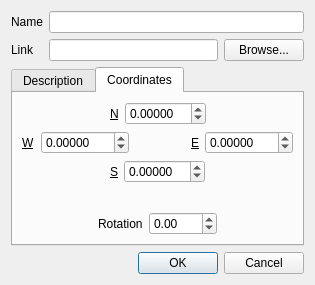
Above: src/plugins/render/annotate/EditGroundOverlayDialog.ui from calincru/marble before the change. Below: the same form after it.
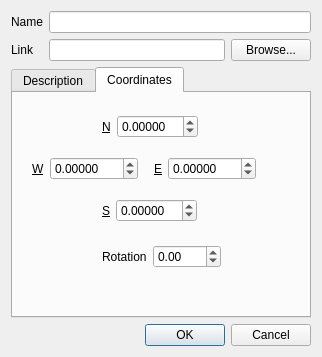
That is the form after the change.

Commit message: Fix dialog ui for ground overlays

What changed in the file:
```diff
--- a/src/plugins/render/annotate/EditGroundOverlayDialog.ui
+++ b/src/plugins/render/annotate/EditGroundOverlayDialog.ui
@@ -6,14 +6,14 @@
    <rect>
     <x>0</x>
     <y>0</y>
-    <width>315</width>
-    <height>285</height>
+    <width>309</width>
+    <height>357</height>
    </rect>
   </property>
   <property name="windowTitle">
    <string>Dialog</string>
   </property>
-  <layout class="QVBoxLayout" name="verticalLayout">
+  <layout class="QVBoxLayout" name="verticalLayout_2">
    <item>
     <layout class="QGridLayout" name="gridLayout">
      <item row="0" column="0">
@@ -67,9 +67,23 @@
       <attribute name="title">
        <string>Coordinates</string>
       </attribute>
-      <layout class="QHBoxLayout" name="horizontalLayout_7">
+      <layout class="QVBoxLayout" name="verticalLayout">
        <item>
-        <layout class="QVBoxLayout" name="verticalLayout_3">
+        <spacer name="verticalSpacer_2">
+         <property name="orientation">
+          <enum>Qt::Vertical</enum>
+         </property>
+         <property name="sizeType">
+          <enum>QSizePolicy::Fixed</enum>
+         </property>
+         <property name="sizeHint" stdset="0">
+          <size>
+           <width>278</width>
+           <height>13</height>
+          </size>
+         </property>
+        </spacer>
+       </item>
          <item>
           <layout class="QHBoxLayout" name="horizontalLayout">
            <item>
@@ -77,9 +91,12 @@
              <property name="orientation">
               <enum>Qt::Horizontal</enum>
              </property>
+           <property name="sizeType">
+            <enum>QSizePolicy::Fixed</enum>
+           </property>
              <property name="sizeHint" stdset="0">
               <size>
-               <width>40</width>
+             <width>80</width>
                <height>20</height>
               </size>
              </property>
@@ -87,6 +104,18 @@
            </item>
            <item>
             <widget class="QLabel" name="m_northLabel">
+           <property name="sizePolicy">
+            <sizepolicy hsizetype="Fixed" vsizetype="Fixed">
+             <horstretch>0</horstretch>
+             <verstretch>0</verstretch>
+            </sizepolicy>
+           </property>
+           <property name="maximumSize">
+            <size>
+             <width>9</width>
+             <height>15</height>
+            </size>
+           </property>
              <property name="font">
               <font>
                <underline>true</underline>
@@ -99,6 +128,18 @@
            </item>
            <item>
             <widget class="QDoubleSpinBox" name="m_north">
+           <property name="sizePolicy">
+            <sizepolicy hsizetype="Fixed" vsizetype="Fixed">
+             <horstretch>0</horstretch>
+             <verstretch>0</verstretch>
+            </sizepolicy>
+           </property>
+           <property name="maximumSize">
+            <size>
+             <width>92</width>
+             <height>23</height>
+            </size>
+           </property>
              <property name="decimals">
               <number>5</number>
              </property>
@@ -117,7 +158,7 @@
              </property>
              <property name="sizeHint" stdset="0">
               <size>
-               <width>40</width>
+             <width>88</width>
                <height>20</height>
               </size>
              </property>
@@ -125,12 +166,56 @@
            </item>
           </layout>
          </item>
+       <item>
+        <spacer name="verticalSpacer_4">
+         <property name="orientation">
+          <enum>Qt::Vertical</enum>
+         </property>
+         <property name="sizeType">
+          <enum>QSizePolicy::Fixed</enum>
+         </property>
+         <property name="sizeHint" stdset="0">
+          <size>
+           <width>278</width>
+           <height>13</height>
+          </size>
+         </property>
+        </spacer>
+       </item>
          <item>
           <layout class="QHBoxLayout" name="horizontalLayout_2">
+         <item>
+          <spacer name="horizontalSpacer_8">
+           <property name="orientation">
+            <enum>Qt::Horizontal</enum>
+           </property>
+           <property name="sizeType">
+            <enum>QSizePolicy::Fixed</enum>
+           </property>
+           <property name="sizeHint" stdset="0">
+            <size>
+             <width>10</width>
+             <height>20</height>
+            </size>
+           </property>
+          </spacer>
+         </item>
            <item>
             <layout class="QHBoxLayout" name="horizontalLayout_4">
              <item>
               <widget class="QLabel" name="m_westLabel">
+             <property name="sizePolicy">
+              <sizepolicy hsizetype="Minimum" vsizetype="Fixed">
+               <horstretch>0</horstretch>
+               <verstretch>0</verstretch>
+              </sizepolicy>
+             </property>
+             <property name="maximumSize">
+              <size>
+               <width>12</width>
+               <height>13</height>
+              </size>
+             </property>
                <property name="font">
                 <font>
                  <underline>true</underline>
@@ -143,6 +228,18 @@
              </item>
              <item>
               <widget class="QDoubleSpinBox" name="m_west">
+             <property name="sizePolicy">
+              <sizepolicy hsizetype="Fixed" vsizetype="Fixed">
+               <horstretch>0</horstretch>
+               <verstretch>0</verstretch>
+              </sizepolicy>
+             </property>
+             <property name="maximumSize">
+              <size>
+               <width>99</width>
+               <height>23</height>
+              </size>
+             </property>
                <property name="decimals">
                 <number>5</number>
                </property>
@@ -161,9 +258,12 @@
              <property name="orientation">
               <enum>Qt::Horizontal</enum>
              </property>
+           <property name="sizeType">
+            <enum>QSizePolicy::Fixed</enum>
+           </property>
              <property name="sizeHint" stdset="0">
               <size>
-               <width>40</width>
+             <width>10</width>
                <height>20</height>
               </size>
              </property>
@@ -173,6 +273,18 @@
             <layout class="QHBoxLayout" name="horizontalLayout_3">
              <item>
               <widget class="QLabel" name="m_eastLabel">
+             <property name="sizePolicy">
+              <sizepolicy hsizetype="Fixed" vsizetype="Fixed">
+               <horstretch>0</horstretch>
+               <verstretch>0</verstretch>
+              </sizepolicy>
+             </property>
+             <property name="maximumSize">
+              <size>
+               <width>8</width>
+               <height>33</height>
+              </size>
+             </property>
                <property name="font">
                 <font>
                  <underline>true</underline>
@@ -185,6 +297,18 @@
              </item>
              <item>
               <widget class="QDoubleSpinBox" name="m_east">
+             <property name="sizePolicy">
+              <sizepolicy hsizetype="Fixed" vsizetype="Fixed">
+               <horstretch>0</horstretch>
+               <verstretch>0</verstretch>
+              </sizepolicy>
+             </property>
+             <property name="maximumSize">
+              <size>
+               <width>100</width>
+               <height>23</height>
+              </size>
+             </property>
                <property name="decimals">
                 <number>5</number>
                </property>
@@ -198,8 +322,37 @@
              </item>
             </layout>
            </item>
-          </layout>
-         </item>
+         <item>
+          <spacer name="horizontalSpacer_9">
+           <property name="orientation">
+            <enum>Qt::Horizontal</enum>
+           </property>
+           <property name="sizeHint" stdset="0">
+            <size>
+             <width>18</width>
+             <height>20</height>
+            </size>
+           </property>
+          </spacer>
+         </item>
+        </layout>
+       </item>
+       <item>
+        <spacer name="verticalSpacer_3">
+         <property name="orientation">
+          <enum>Qt::Vertical</enum>
+         </property>
+         <property name="sizeType">
+          <enum>QSizePolicy::Fixed</enum>
+         </property>
+         <property name="sizeHint" stdset="0">
+          <size>
+           <width>278</width>
+           <height>13</height>
+          </size>
+         </property>
+        </spacer>
+       </item>
          <item>
           <layout class="QHBoxLayout" name="horizontalLayout_5">
            <item>
@@ -207,9 +360,12 @@
              <property name="orientation">
               <enum>Qt::Horizontal</enum>
              </property>
+           <property name="sizeType">
+            <enum>QSizePolicy::Fixed</enum>
+           </property>
              <property name="sizeHint" stdset="0">
               <size>
-               <width>40</width>
+             <width>80</width>
                <height>20</height>
               </size>
              </property>
@@ -217,6 +373,18 @@
            </item>
            <item>
             <widget class="QLabel" name="m_southLabel">
+           <property name="sizePolicy">
+            <sizepolicy hsizetype="Fixed" vsizetype="Fixed">
+             <horstretch>0</horstretch>
+             <verstretch>0</verstretch>
+            </sizepolicy>
+           </property>
+           <property name="maximumSize">
+            <size>
+             <width>9</width>
+             <height>32</height>
+            </size>
+           </property>
              <property name="font">
               <font>
                <underline>true</underline>
@@ -230,6 +398,18 @@
            </item>
            <item>
             <widget class="QDoubleSpinBox" name="m_south">
+           <property name="sizePolicy">
+            <sizepolicy hsizetype="Fixed" vsizetype="Fixed">
+             <horstretch>0</horstretch>
+             <verstretch>0</verstretch>
+            </sizepolicy>
+           </property>
+           <property name="maximumSize">
+            <size>
+             <width>92</width>
+             <height>23</height>
+            </size>
+           </property>
              <property name="decimals">
               <number>5</number>
              </property>
@@ -261,10 +441,13 @@
            <property name="orientation">
             <enum>Qt::Vertical</enum>
            </property>
+         <property name="sizeType">
+          <enum>QSizePolicy::Fixed</enum>
+         </property>
            <property name="sizeHint" stdset="0">
             <size>
-             <width>20</width>
-             <height>40</height>
+           <width>278</width>
+           <height>17</height>
             </size>
            </property>
           </spacer>
@@ -276,9 +459,12 @@
              <property name="orientation">
               <enum>Qt::Horizontal</enum>
              </property>
+           <property name="sizeType">
+            <enum>QSizePolicy::Fixed</enum>
+           </property>
              <property name="sizeHint" stdset="0">
               <size>
-               <width>40</width>
+             <width>80</width>
                <height>20</height>
               </size>
              </property>
@@ -286,6 +472,18 @@
            </item>
            <item>
             <widget class="QLabel" name="m_rotationLabel">
+           <property name="sizePolicy">
+            <sizepolicy hsizetype="Fixed" vsizetype="Fixed">
+             <horstretch>0</horstretch>
+             <verstretch>0</verstretch>
+            </sizepolicy>
+           </property>
+           <property name="maximumSize">
+            <size>
+             <width>52</width>
+             <height>15</height>
+            </size>
+           </property>
              <property name="text">
               <string>Rotation</string>
              </property>
@@ -293,6 +491,18 @@
            </item>
            <item>
             <widget class="QDoubleSpinBox" name="m_rotation">
+           <property name="sizePolicy">
+            <sizepolicy hsizetype="Fixed" vsizetype="Fixed">
+             <horstretch>0</horstretch>
+             <verstretch>0</verstretch>
+            </sizepolicy>
+           </property>
+           <property name="maximumSize">
+            <size>
+             <width>76</width>
+             <height>23</height>
+            </size>
+           </property>
              <property name="decimals">
               <number>2</number>
              </property>
@@ -309,6 +519,9 @@
              <property name="orientation">
               <enum>Qt::Horizontal</enum>
              </property>
+           <property name="sizeType">
+            <enum>QSizePolicy::Expanding</enum>
+           </property>
              <property name="sizeHint" stdset="0">
               <size>
                <width>40</width>
@@ -319,7 +532,18 @@
            </item>
           </layout>
          </item>
-        </layout>
+       <item>
+        <spacer name="verticalSpacer_5">
+         <property name="orientation">
+          <enum>Qt::Vertical</enum>
+         </property>
+         <property name="sizeHint" stdset="0">
+          <size>
+           <width>278</width>
+           <height>20</height>
+          </size>
+         </property>
+        </spacer>
        </item>
       </layout>
      </widget>
```
Lines whose indentation alone changed are shown as unchanged.
